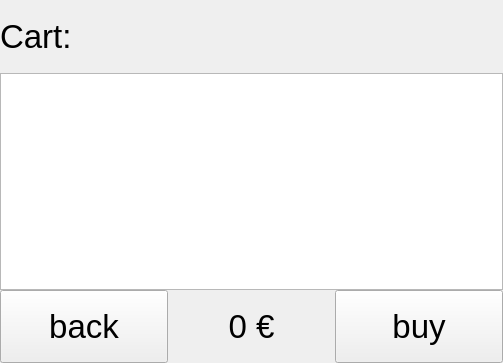
Above: TallyOnRaspberry/shoppingcart.ui from Deltachi/Tally_Teamproject before the change. Below: the same form after it.
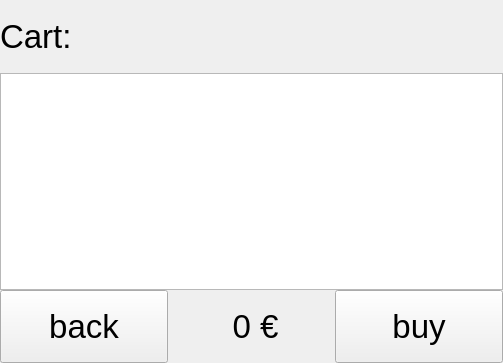
That is the form after the change.

Commit message: Removing Items from the shoppingcart and the price calculation is working^^

What changed in the file:
```diff
--- a/TallyOnRaspberry/shoppingcart.ui
+++ b/TallyOnRaspberry/shoppingcart.ui
@@ -53,7 +53,7 @@
       </widget>
      </item>
      <item>
-      <layout class="QHBoxLayout" name="horizontalLayout" stretch="1,1,1">
+      <layout class="QHBoxLayout" name="horizontalLayout" stretch="2,1,1,2">
        <property name="spacing">
         <number>0</number>
        </property>
@@ -83,10 +83,25 @@
           </font>
          </property>
          <property name="text">
-          <string>0 €</string>
+          <string>0</string>
          </property>
          <property name="alignment">
-          <set>Qt::AlignCenter</set>
+          <set>Qt::AlignRight|Qt::AlignTrailing|Qt::AlignVCenter</set>
+         </property>
+        </widget>
+       </item>
+       <item>
+        <widget class="QLabel" name="label_3">
+         <property name="font">
+          <font>
+           <pointsize>25</pointsize>
+          </font>
+         </property>
+         <property name="text">
+          <string> €</string>
+         </property>
+         <property name="alignment">
+          <set>Qt::AlignLeading|Qt::AlignLeft|Qt::AlignVCenter</set>
          </property>
         </widget>
        </item>
```
The commit also changes 3 other files.
